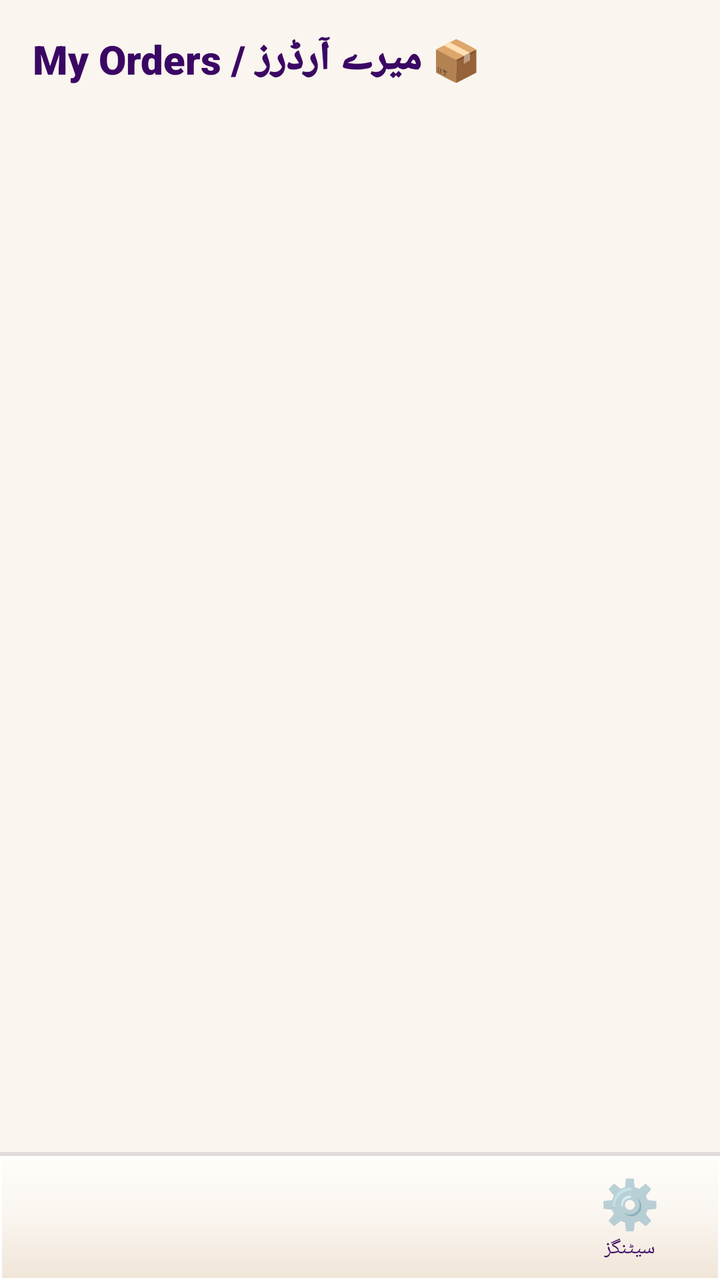
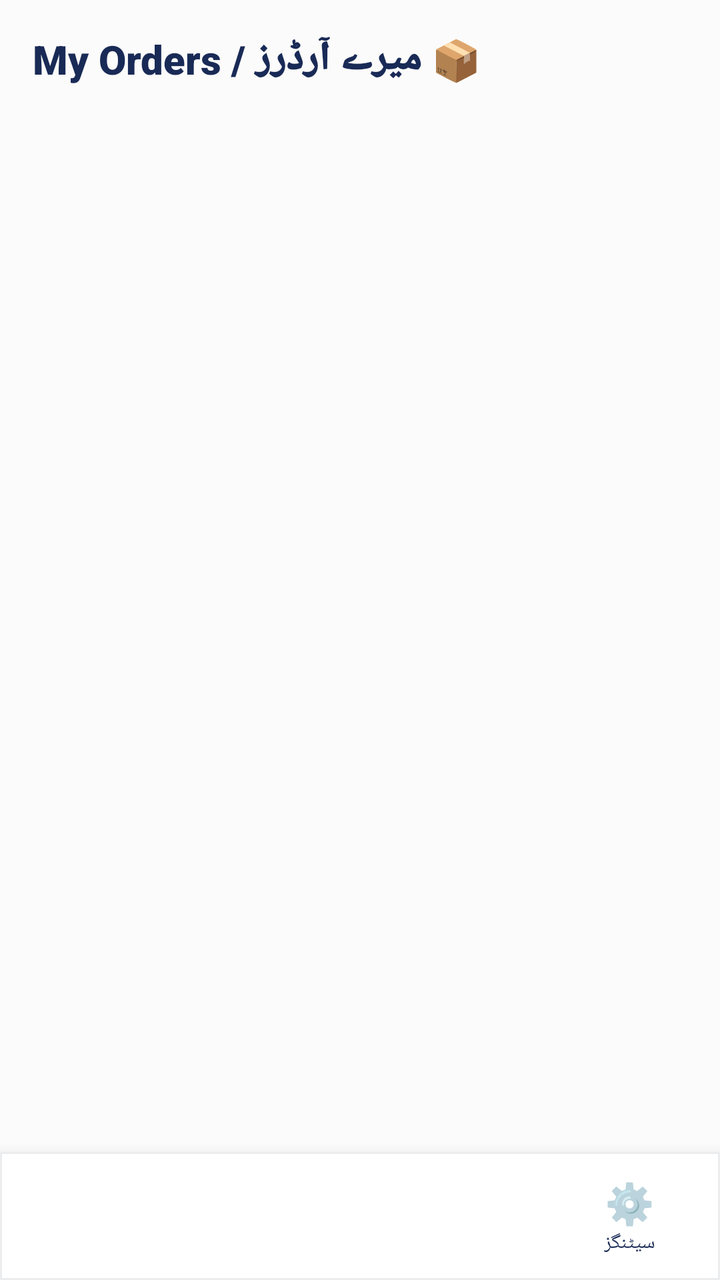

Screens rendered from an Android XML layout before and after an edit, with the pre-edit source and the edit as a unified diff.
<!-- AndroidManifest.xml: application theme Theme.SheEmpower -->
<!-- res/layout/activity_my_orders.xml -->
<?xml version="1.0" encoding="utf-8"?>
<LinearLayout xmlns:android="http://schemas.android.com/apk/res/android"
    android:layout_width="match_parent"
    android:layout_height="match_parent"
    android:orientation="vertical"
    android:background="@color/bg_cream">

    <LinearLayout
        android:layout_width="match_parent"
        android:layout_height="0dp"
        android:layout_weight="1"
        android:orientation="vertical"
        android:padding="16dp">

        <TextView
            android:layout_width="wrap_content"
            android:layout_height="wrap_content"
            android:text="📦 میرے آرڈرز / My Orders"
            android:textSize="20sp"
            android:fontFamily="sans-serif-black"
            android:textColor="@color/lavender_text"
            android:layout_marginBottom="12dp" />

        <TextView
            android:id="@+id/tvEmpty"
            android:layout_width="match_parent"
            android:layout_height="wrap_content"
            android:text="ابھی تک کوئی آرڈر نہیں"
            android:gravity="center"
            android:textColor="@color/text_gray"
            android:visibility="gone" />

        <androidx.recyclerview.widget.RecyclerView
            android:id="@+id/rvOrders"
            android:layout_width="match_parent"
            android:layout_height="match_parent" />
    </LinearLayout>

    <include
        layout="@layout/bottom_nav_bar"
        android:id="@+id/bottomNav" />
</LinearLayout>
<!-- res/layout/bottom_nav_bar.xml (included above) -->
<?xml version="1.0" encoding="utf-8"?>
<LinearLayout
    xmlns:android="http://schemas.android.com/apk/res/android"
    android:id="@+id/bottomNav"
    android:layout_width="match_parent"
    android:layout_height="64dp"
    android:orientation="horizontal"
    android:background="@drawable/bg_skeu_nav"
    android:elevation="12dp">

    
    <LinearLayout
        android:id="@+id/navItem1"
        android:layout_width="0dp"
        android:layout_height="match_parent"
        android:layout_weight="1"
        android:orientation="vertical"
        android:gravity="center"
        android:clickable="true"
        android:focusable="true">

        <TextView
            android:id="@+id/navIcon1"
            android:layout_width="wrap_content"
            android:layout_height="wrap_content"
            android:textSize="20sp"/>

        <TextView
            android:id="@+id/navLabel1"
            android:layout_width="wrap_content"
            android:layout_height="wrap_content"
            android:textSize="10sp"
            android:textColor="@color/lavender_text"/>

    </LinearLayout>

    
    <LinearLayout
        android:id="@+id/navItem2"
        android:layout_width="0dp"
        android:layout_height="match_parent"
        android:layout_weight="1"
        android:orientation="vertical"
        android:gravity="center"
        android:clickable="true"
        android:focusable="true">

        <TextView
            android:id="@+id/navIcon2"
            android:layout_width="wrap_content"
            android:layout_height="wrap_content"
            android:textSize="20sp"/>

        <TextView
            android:id="@+id/navLabel2"
            android:layout_width="wrap_content"
            android:layout_height="wrap_content"
            android:textSize="10sp"
            android:textColor="@color/lavender_text"/>

    </LinearLayout>

    
    <LinearLayout
        android:id="@+id/navItem3"
        android:layout_width="0dp"
        android:layout_height="match_parent"
        android:layout_weight="1"
        android:orientation="vertical"
        android:gravity="center"
        android:clickable="true"
        android:focusable="true">

        <TextView
            android:id="@+id/navIcon3"
            android:layout_width="wrap_content"
            android:layout_height="wrap_content"
            android:textSize="20sp"/>

        <TextView
            android:id="@+id/navLabel3"
            android:layout_width="wrap_content"
            android:layout_height="wrap_content"
            android:textSize="10sp"
            android:textColor="@color/lavender_text"/>

    </LinearLayout>

    
    <LinearLayout
        android:id="@+id/navItem4"
        android:layout_width="0dp"
        android:layout_height="match_parent"
        android:layout_weight="1"
        android:orientation="vertical"
        android:gravity="center"
        android:clickable="true"
        android:focusable="true">

        <TextView
            android:id="@+id/navIcon4"
            android:layout_width="wrap_content"
            android:layout_height="wrap_content"
            android:text="⚙️"
            android:textSize="24sp"/>

        <TextView
            android:id="@+id/navLabel4"
            android:layout_width="wrap_content"
            android:layout_height="wrap_content"
            android:text="سیٹنگز"
            android:textSize="10sp"
            android:textColor="@color/lavender_text"/>

    </LinearLayout>

</LinearLayout>
<!-- resources referenced by this layout -->
<resources>
  <color name="bg_cream">#FAF5EF</color>
  <color name="lavender_text">#3B0764</color>
  <color name="text_gray">#6B637B</color>
  <!-- drawable bg_skeu_nav (drawable) -->
  <?xml version="1.0" encoding="utf-8"?>
  <layer-list xmlns:android="http://schemas.android.com/apk/res/android">
      
      <item>
          <shape android:shape="rectangle">
              <gradient
                  android:startColor="#202D253B"
                  android:endColor="#00000000"
                  android:angle="270" />
          </shape>
      </item>
      
      <item android:top="2dp">
          <shape android:shape="rectangle">
              <gradient
                  android:startColor="#FFFDF9"
                  android:centerColor="#FAF5EF"
                  android:endColor="#F0E5D8"
                  android:angle="270" />
              <stroke android:width="1dp" android:color="#FFFFFF" />
          </shape>
      </item>
  </layer-list>
  <style name="Theme.SheEmpower" parent="Theme.AppCompat.Light.NoActionBar">
          <item name="colorPrimary">@color/lavender_primary</item>
          <item name="colorPrimaryDark">@color/lavender_dark</item>
          <item name="colorAccent">@color/lavender_primary</item>
          <item name="android:windowBackground">@color/bg_cream</item>
          <item name="android:colorBackground">@color/bg_cream</item>
          <item name="android:textColorPrimary">@color/text_dark</item>
          <item name="android:textColorSecondary">@color/text_gray</item>
      </style>
  <color name="lavender_primary">#7C3AED</color>
  <color name="lavender_dark">#5B21B6</color>
  <color name="text_dark">#2D253B</color>
</resources>

<!-- the commit's change to res/layout/activity_my_orders.xml (unified diff, before → after) -->
@@ -3,7 +3,7 @@
     android:layout_width="match_parent"
     android:layout_height="match_parent"
     android:orientation="vertical"
-    android:background="@color/bg_cream">
+    android:background="@color/background">
 
     <LinearLayout
         android:layout_width="match_parent"
@@ -18,7 +18,7 @@
             android:text="📦 میرے آرڈرز / My Orders"
             android:textSize="20sp"
             android:fontFamily="sans-serif-black"
-            android:textColor="@color/lavender_text"
+            android:textColor="@color/text_primary"
             android:layout_marginBottom="12dp" />
 
         <TextView
@@ -27,7 +27,7 @@
             android:layout_height="wrap_content"
             android:text="ابھی تک کوئی آرڈر نہیں"
             android:gravity="center"
-            android:textColor="@color/text_gray"
+            android:textColor="@color/text_secondary"
             android:visibility="gone" />
 
         <androidx.recyclerview.widget.RecyclerView
@@ -73,7 +73,7 @@
             android:layout_width="wrap_content"
             android:layout_height="wrap_content"
             android:textSize="10sp"
-            android:textColor="@color/lavender_text"/>
+            android:textColor="@color/text_primary"/>
 
     </LinearLayout>
 
@@ -99,7 +99,7 @@
             android:layout_width="wrap_content"
             android:layout_height="wrap_content"
             android:textSize="10sp"
-            android:textColor="@color/lavender_text"/>
+            android:textColor="@color/text_primary"/>
 
     </LinearLayout>
 
@@ -125,7 +125,7 @@
             android:layout_width="wrap_content"
             android:layout_height="wrap_content"
             android:textSize="10sp"
-            android:textColor="@color/lavender_text"/>
+            android:textColor="@color/text_primary"/>
 
     </LinearLayout>
 
@@ -145,7 +145,7 @@
             android:layout_width="wrap_content"
             android:layout_height="wrap_content"
             android:text="⚙️"
-            android:textSize="24sp"/>
+            android:textSize="20sp"/>
 
         <TextView
             android:id="@+id/navLabel4"
@@ -153,7 +153,7 @@
             android:layout_height="wrap_content"
             android:text="سیٹنگز"
             android:textSize="10sp"
-            android:textColor="@color/lavender_text"/>
+            android:textColor="@color/text_primary"/>
 
     </LinearLayout>
 
<!-- resource entries referenced after the edit -->
@@ -1,43 +1,29 @@
 <!-- resources referenced by this layout -->
 <resources>
-  <color name="bg_cream">#FAF5EF</color>
-  <color name="lavender_text">#3B0764</color>
-  <color name="text_gray">#6B637B</color>
+  <color name="background">#FCFBFB</color>
+  <color name="text_primary">#192A56</color>
+  <color name="text_secondary">#6B7A99</color>
   <!-- drawable bg_skeu_nav (drawable) -->
   <?xml version="1.0" encoding="utf-8"?>
-  <layer-list xmlns:android="http://schemas.android.com/apk/res/android">
-      
-      <item>
-          <shape android:shape="rectangle">
-              <gradient
-                  android:startColor="#202D253B"
-                  android:endColor="#00000000"
-                  android:angle="270" />
-          </shape>
-      </item>
-      
-      <item android:top="2dp">
-          <shape android:shape="rectangle">
-              <gradient
-                  android:startColor="#FFFDF9"
-                  android:centerColor="#FAF5EF"
-                  android:endColor="#F0E5D8"
-                  android:angle="270" />
-              <stroke android:width="1dp" android:color="#FFFFFF" />
-          </shape>
-      </item>
-  </layer-list>
+  <shape xmlns:android="http://schemas.android.com/apk/res/android"
+      android:shape="rectangle">
+      <solid android:color="@color/white" />
+      <stroke android:color="@color/card_border" android:width="1dp" />
+  </shape>
   <style name="Theme.SheEmpower" parent="Theme.AppCompat.Light.NoActionBar">
-          <item name="colorPrimary">@color/lavender_primary</item>
-          <item name="colorPrimaryDark">@color/lavender_dark</item>
-          <item name="colorAccent">@color/lavender_primary</item>
-          <item name="android:windowBackground">@color/bg_cream</item>
-          <item name="android:colorBackground">@color/bg_cream</item>
-          <item name="android:textColorPrimary">@color/text_dark</item>
-          <item name="android:textColorSecondary">@color/text_gray</item>
+          <item name="colorPrimary">@color/primary</item>
+          <item name="colorPrimaryDark">@color/primary_dark</item>
+          <item name="colorAccent">@color/accent</item>
+          <item name="android:windowBackground">@color/background</item>
+          <item name="android:colorBackground">@color/background</item>
+          <item name="android:textColorPrimary">@color/text_primary</item>
+          <item name="android:textColorSecondary">@color/text_secondary</item>
+          <item name="android:statusBarColor">@color/primary_dark</item>
       </style>
-  <color name="lavender_primary">#7C3AED</color>
-  <color name="lavender_dark">#5B21B6</color>
-  <color name="text_dark">#2D253B</color>
+  <color name="white">#FFFFFF</color>
+  <color name="card_border">#EAECEE</color>
+  <color name="primary">#192A56</color>
+  <color name="primary_dark">#0F1B3D</color>
+  <color name="accent">#F7D794</color>
 </resources>
 
